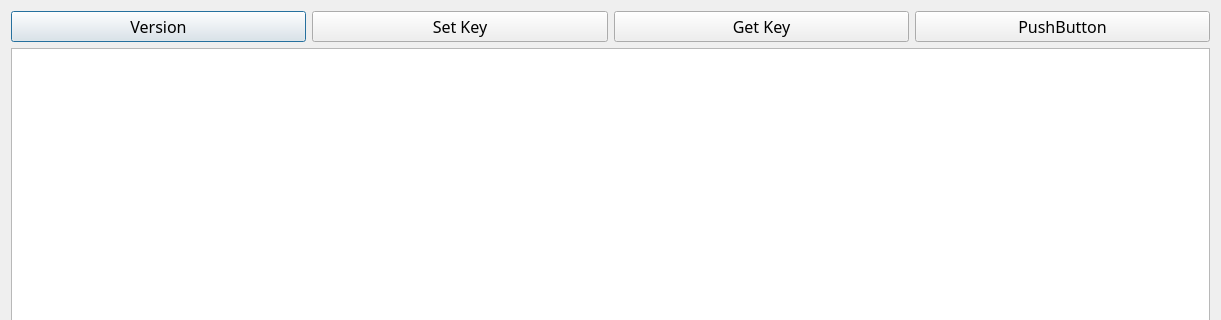
This is res/CryptDongle.ui in imindude/CryptoDongleApp as Qt 5 draws it before an edit; both pictures show x 0 to 1221 and y 0 to 320 of the 1221 by 703 pixel window. The edited form follows.
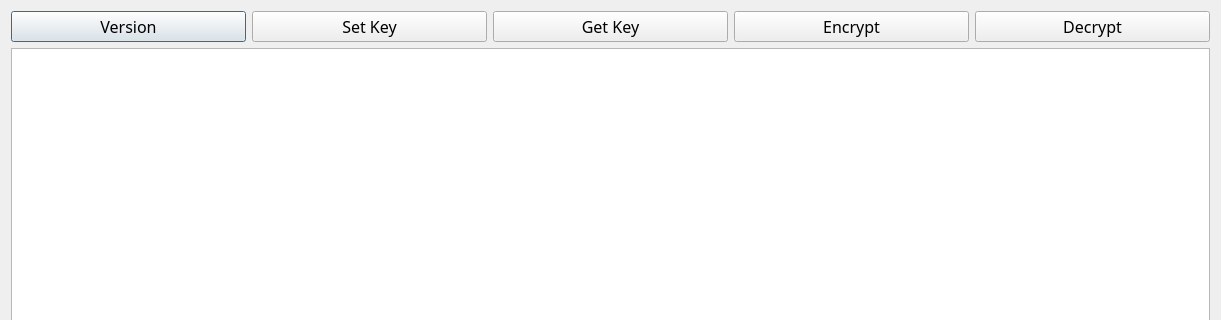
This is the edited form.

```diff
--- a/res/CryptDongle.ui
+++ b/res/CryptDongle.ui
@@ -48,7 +48,14 @@
        <item>
         <widget class="QPushButton" name="pushButton">
          <property name="text">
-          <string>PushButton</string>
+          <string>Encrypt</string>
+         </property>
+        </widget>
+       </item>
+       <item>
+        <widget class="QPushButton" name="pushButton_Decrypt">
+         <property name="text">
+          <string>Decrypt</string>
          </property>
         </widget>
        </item>
```
Left out of the diff: 2 changed lines with no effect on the pictures.
